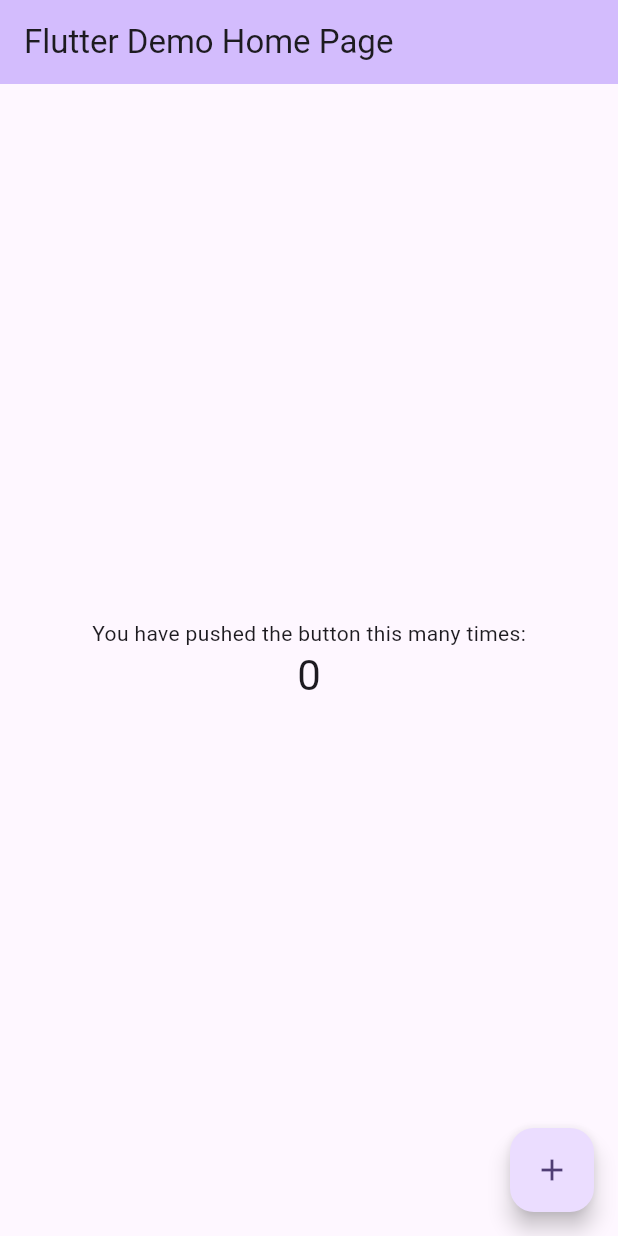
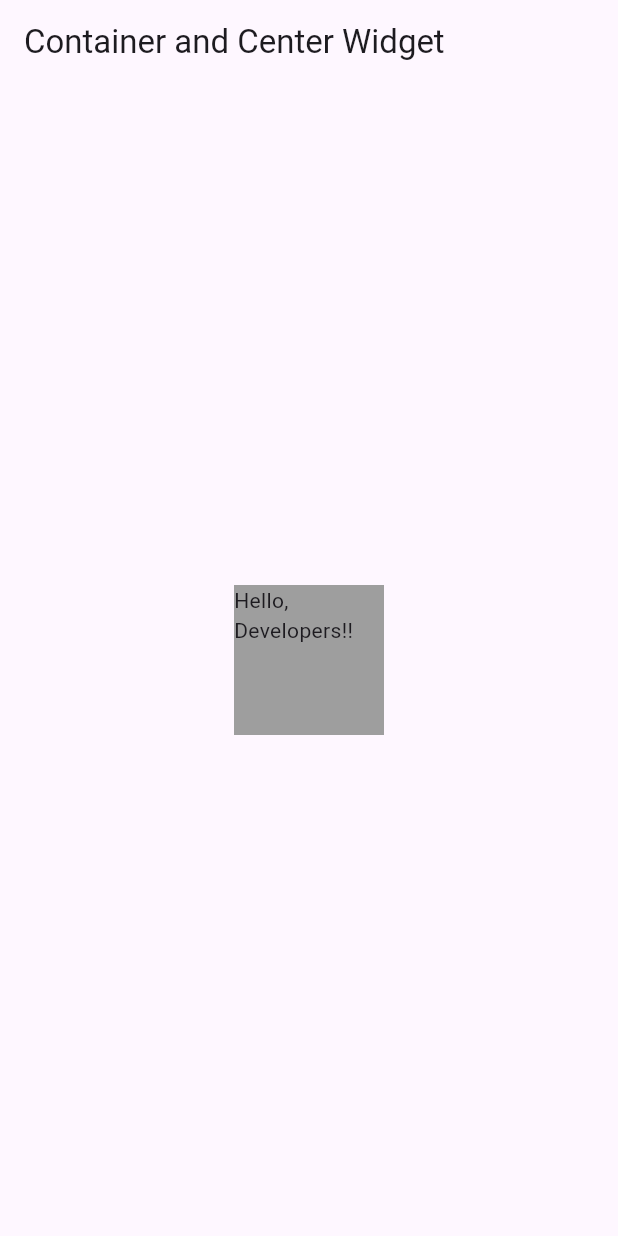
Before and after one commit to AkashBelekar2428/flutter_basic_design, a Flutter app: the screen it shows after launch, on a phone screen of 412 x 824 dp. Run offline on Flutter 3.47's test engine with Material 2 defaults, Android fonts, the phone set to English and light mode, and no system bars.

Commit message:
Container and Center widget

```diff
--- a/lib/main.dart
+++ b/lib/main.dart
@@ -12,22 +12,8 @@ class MyApp extends StatelessWidget {
   Widget build(BuildContext context) {
     return MaterialApp(
       title: 'Flutter Demo',
+      debugShowCheckedModeBanner: false,
       theme: ThemeData(
-        // This is the theme of your application.
-        //
-        // TRY THIS: Try running your application with "flutter run". You'll see
-        // the application has a blue toolbar. Then, without quitting the app,
-        // try changing the seedColor in the colorScheme below to Colors.green
-        // and then invoke "hot reload" (save your changes or press the "hot
-        // reload" button in a Flutter-supported IDE, or press "r" if you used
-        // the command line to start the app).
-        //
-        // Notice that the counter didn't reset back to zero; the application
-        // state is not lost during the reload. To reset the state, use hot
-        // restart instead.
-        //
-        // This works for code too, not just values: Most code changes can be
-        // tested with just a hot reload.
         colorScheme: ColorScheme.fromSeed(seedColor: Colors.deepPurple),
         useMaterial3: true,
       ),
@@ -78,48 +64,18 @@ class _MyHomePageState extends State<MyHomePage> {
     // than having to individually change instances of widgets.
     return Scaffold(
       appBar: AppBar(
-        // TRY THIS: Try changing the color here to a specific color (to
-        // Colors.amber, perhaps?) and trigger a hot reload to see the AppBar
-        // change color while the other colors stay the same.
-        backgroundColor: Theme.of(context).colorScheme.inversePrimary,
-        // Here we take the value from the MyHomePage object that was created by
-        // the App.build method, and use it to set our appbar title.
-        title: Text(widget.title),
+        title: Text("Container and Center Widget"),
       ),
       body: Center(
-        // Center is a layout widget. It takes a single child and positions it
-        // in the middle of the parent.
-        child: Column(
-          // Column is also a layout widget. It takes a list of children and
-          // arranges them vertically. By default, it sizes itself to fit its
-          // children horizontally, and tries to be as tall as its parent.
-          //
-          // Column has various properties to control how it sizes itself and
-          // how it positions its children. Here we use mainAxisAlignment to
-          // center the children vertically; the main axis here is the vertical
-          // axis because Columns are vertical (the cross axis would be
-          // horizontal).
-          //
-          // TRY THIS: Invoke "debug painting" (choose the "Toggle Debug Paint"
-          // action in the IDE, or press "p" in the console), to see the
-          // wireframe for each widget.
-          mainAxisAlignment: MainAxisAlignment.center,
-          children: <Widget>[
-            const Text(
-              'You have pushed the button this many times:',
-            ),
-            Text(
-              '$_counter',
-              style: Theme.of(context).textTheme.headlineMedium,
-            ),
-          ],
-        ),
+        child:
+      Container(
+        width: 100,
+        height: 100,
+        color: Colors.grey,
+        child: Text("Hello, Developers!!"),
+
+    ),
       ),
-      floatingActionButton: FloatingActionButton(
-        onPressed: _incrementCounter,
-        tooltip: 'Increment',
-        child: const Icon(Icons.add),
-      ), // This trailing comma makes auto-formatting nicer for build methods.
     );
   }
 }
```
Also changed, not shown: 25 other files.
